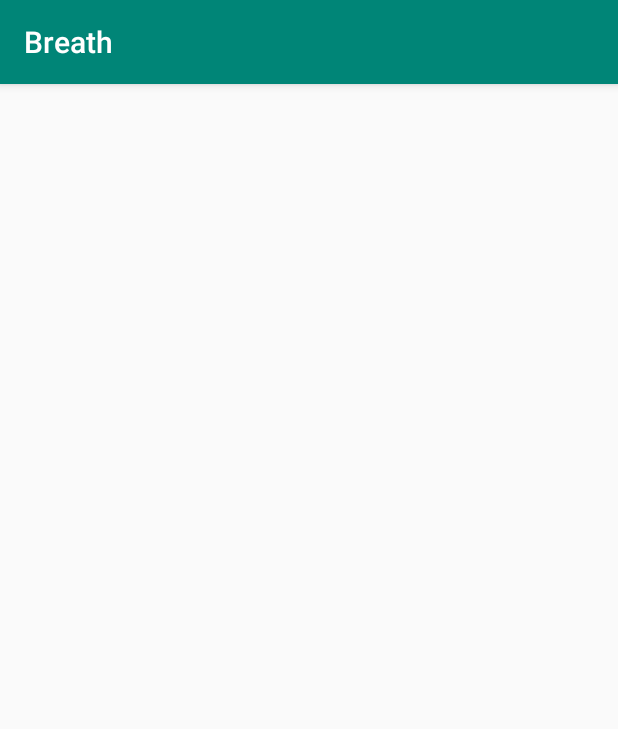
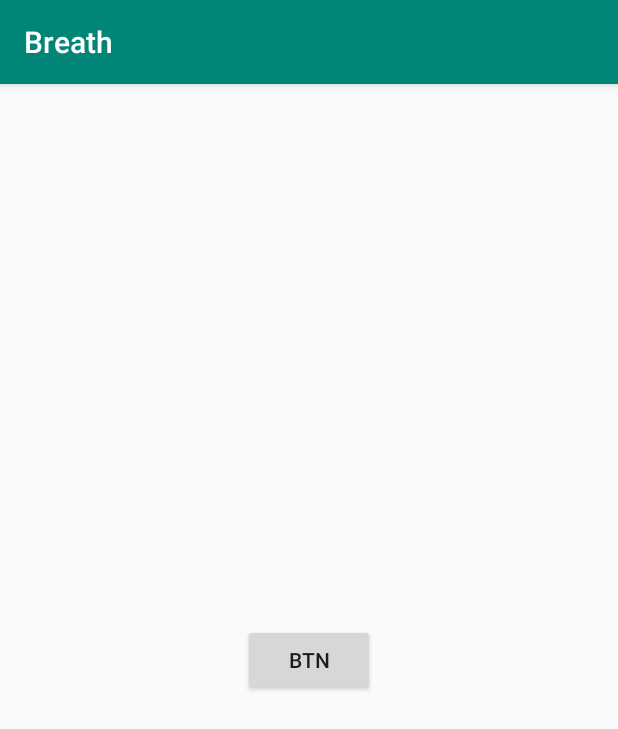
Before and after one commit to xieren58/Breath, an Android app: the BlockCanaryActivity screen opened directly, with no data from a screen before it, on a phone screen of 412 x 824 dp. Shown: the top 729 px of the screen. Run offline under Robolectric (Android 15) with nearby library versions, the phone set to English and light mode, and no system bars.

Commit message:
添加BlockCanary和Choreographer检查ui卡顿的例子

```diff
--- a/app/src/main/java/com/zkp/breath/component/activity/performance/BlockCanaryActivity.kt
+++ b/app/src/main/java/com/zkp/breath/component/activity/performance/BlockCanaryActivity.kt
@@ -1,27 +1,77 @@
 package com.zkp.breath.component.activity.performance
 
 import android.os.Bundle
+import android.util.Log
+import android.view.Choreographer
 import android.view.LayoutInflater
+import android.view.View
 import androidx.appcompat.app.AppCompatActivity
 import com.zkp.breath.databinding.ActivityBlockcanaryBinding
+
 
 /**
  * 界面卡顿检查工具ActivityBlockcanaryBinding的例子
  */
-class BlockCanaryActivity : AppCompatActivity() {
+class BlockCanaryActivity : AppCompatActivity(), View.OnClickListener {
 
     val TAG = BlockCanaryActivity::class.simpleName
+    private val mFrameCallback = MyFrameCallback()
+    private lateinit var binding: ActivityBlockcanaryBinding
+    val isBlockCanaryTest = false
+
 
     override fun onCreate(savedInstanceState: Bundle?) {
         super.onCreate(savedInstanceState)
-        val binding = ActivityBlockcanaryBinding.inflate(LayoutInflater.from(this))
+        binding = ActivityBlockcanaryBinding.inflate(LayoutInflater.from(this))
         setContentView(binding.root)
 
-        try {
-            Thread.sleep(6000)
-        } catch (e: Exception) {
-            e.printStackTrace()
+        binding.btn.setOnClickListener(this)
+        choreographerTest()
+    }
+
+    private fun choreographerTest() {
+        Choreographer.getInstance().postFrameCallback(mFrameCallback);
+    }
+
+    inner class MyFrameCallback : Choreographer.FrameCallback {
+        private val TAG = "性能检测"
+        private var lastTime = 0L
+
+        override fun doFrame(frameTimeNanos: Long) {
+            if (lastTime == 0L) {
+                //代码第一次初始化。不做检测统计。
+                lastTime = frameTimeNanos;
+            } else {
+                val times = (frameTimeNanos - lastTime) / 1000000
+                val frames = (times / 16)
+
+                if (times > 16) {
+                    Log.w(TAG, "UI线程超时(超过16ms):" + times + "ms" + " , 丢帧:" + frames);
+                }
+
+                lastTime = frameTimeNanos;
+            }
+            Choreographer.getInstance().postFrameCallback(mFrameCallback);
         }
     }
 
+    override fun onClick(v: View?) {
+        if (!isBlockCanaryTest) {
+            binding.btn.animate().rotation(360f).setDuration(2000L).setUpdateListener {
+                // 动画其实就是在不停的修改位置，但是加入下面卡ui的代码会让Choreographer间隔200毫秒才去渲染下一帧导致动画会变卡顿
+                try {
+                    Thread.sleep(200)
+                } catch (e: Exception) {
+                    e.printStackTrace()
+                }
+            }.start()
+        } else {
+            // 模拟卡ui线程的操作，BlockCanary我们规定的时间是1s，所以这里会触发BlockCanary工具
+            try {
+                Thread.sleep(2000)
+            } catch (e: Exception) {
+                e.printStackTrace()
+            }
+        }
+    }
 }
--- a/app/src/main/res/layout/activity_blockcanary.xml
+++ b/app/src/main/res/layout/activity_blockcanary.xml
@@ -1,8 +1,19 @@
 <?xml version="1.0" encoding="utf-8"?>
 <androidx.constraintlayout.widget.ConstraintLayout xmlns:android="http://schemas.android.com/apk/res/android"
+    xmlns:app="http://schemas.android.com/apk/res-auto"
     xmlns:tools="http://schemas.android.com/tools"
     android:layout_width="match_parent"
     android:layout_height="match_parent"
     tools:context=".component.activity.performance.BlockCanaryActivity">
 
+    <Button
+        android:id="@+id/btn"
+        android:layout_width="wrap_content"
+        android:layout_height="wrap_content"
+        android:text="Btn"
+        app:layout_constraintBottom_toBottomOf="parent"
+        app:layout_constraintEnd_toEndOf="parent"
+        app:layout_constraintStart_toStartOf="parent"
+        app:layout_constraintTop_toTopOf="parent" />
+
 </androidx.constraintlayout.widget.ConstraintLayout>
```
